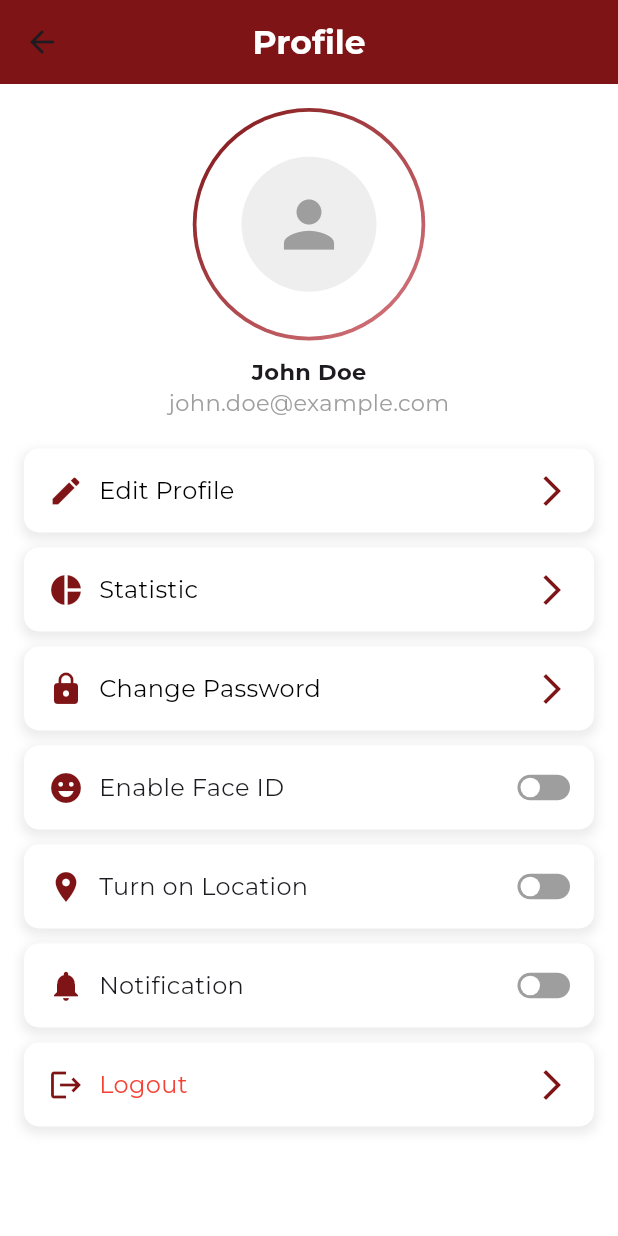
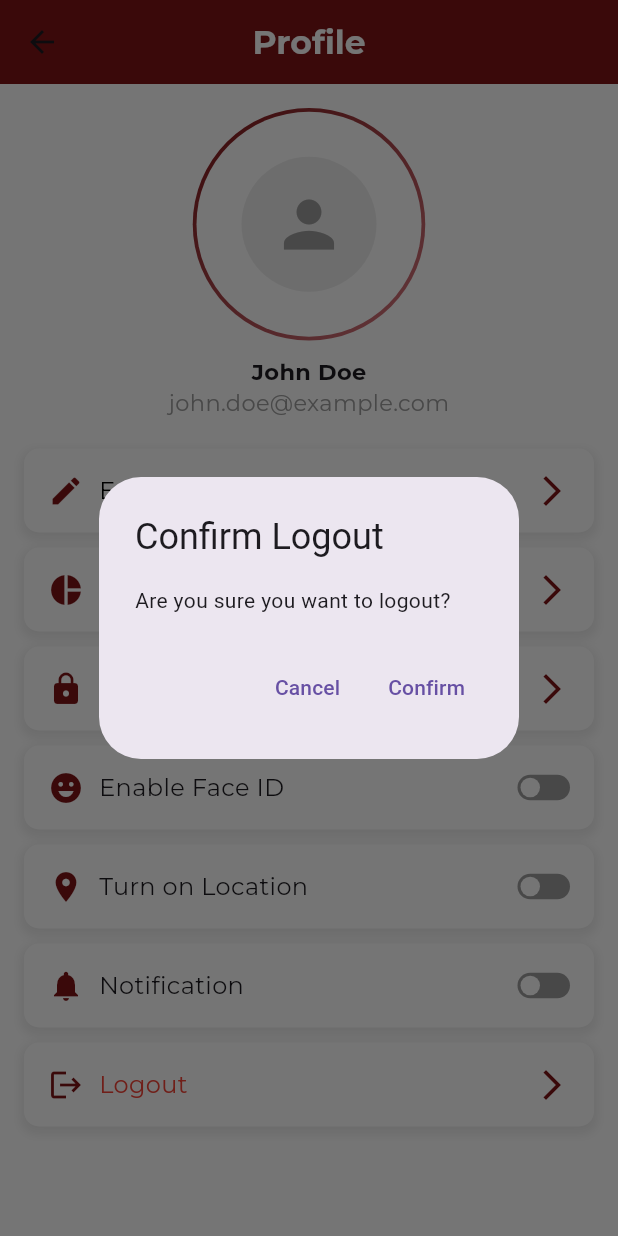
Before and after one commit to Pixoustech/TTM, a Flutter app: the ProfilePage screen opened directly, after a tap on "Logout", on a phone screen of 412 x 824 dp. Run offline on Flutter 3.47's test engine with Material 3 defaults, Android fonts, the light colour scheme and no system bars; drawn by our look-alikes of flutter_switch; our stand-ins replace dio, dotted_border, flutter_map, flutter_secure_storage, geocoding, google_fonts and 7 more; missing offline and left inert: flutter_face_api_beta; accounts and stored records are empty; network calls fail.

Commit message:
30-10-2024

```diff
--- a/ttm/lib/Navigation_page.dart
+++ b/ttm/lib/Navigation_page.dart
@@ -1,6 +1,6 @@
 import 'package:flutter/material.dart';
 import 'package:google_fonts/google_fonts.dart';
-import 'Calender_page.dart';
+import 'Calender_page/Calender_page.dart';
 import 'Constant.dart';
 import 'Home_Page/Home_page.dart';
 import 'Profile_page.dart';
--- a/ttm/lib/Profile_page.dart
+++ b/ttm/lib/Profile_page.dart
@@ -1,7 +1,12 @@
 import 'package:flutter/material.dart';
 import 'package:flutter_switch/flutter_switch.dart';
 import 'package:google_fonts/google_fonts.dart';
+import 'package:shared_preferences/shared_preferences.dart'; // Import for SharedPreferences
+import 'package:flutter_secure_storage/flutter_secure_storage.dart'; // Import for secure storage
+import 'package:local_auth/local_auth.dart'; // Import for biometric authentication
 import 'package:ttm/Constant.dart';
+import 'Login_Page/login_page.dart';
+import 'Navigation_page.dart'; // Make sure you have this file
 
 class ProfilePage extends StatefulWidget {
   @override
@@ -12,6 +17,60 @@ class _ProfilePageState extends State<ProfilePage> {
   bool _useFaceId = false; // Track Face ID toggle state
   bool _locationEnabled = false; // Track Location toggle state
   bool _notificationsEnabled = false; // Track Notifications toggle state
+  final LocalAuthentication auth = LocalAuthentication();
+  final FlutterSecureStorage secureStorage = FlutterSecureStorage();
+
+  @override
+  void initState() {
+    super.initState();
+    _loadFaceIdPreference(); // Load Face ID preference when the profile page is initialized
+    _attemptBiometricLogin(); // Attempt biometric login if Face ID is enabled
+  }
+
+  Future<void> _loadFaceIdPreference() async {
+    SharedPreferences prefs = await SharedPreferences.getInstance();
+    setState(() {
+      _useFaceId = prefs.getBool('useFaceId') ?? false; // Load Face ID preference
+    });
+  }
+
+  Future<void> _attemptBiometricLogin() async {
+    SharedPreferences prefs = await SharedPreferences.getInstance();
+    bool useFaceId = prefs.getBool('useFaceId') ?? false;
+
+    if (useFaceId) {
+      // Check if the device supports biometric authentication
+      bool canCheckBiometrics = await auth.canCheckBiometrics;
+      if (canCheckBiometrics) {
+        // Attempt to authenticate
+        bool authenticated = await auth.authenticate(
+          localizedReason: 'Please authenticate to log in',
+          options: const AuthenticationOptions(
+            useErrorDialogs: true,
+            stickyAuth: true,
+          ),
+        );
+
+        if (authenticated) {
+          // If authentication is successful, retrieve stored credentials
+          String? username = await secureStorage.read(key: 'username');
+          String? password = await secureStorage.read(key: 'password');
+
+          // Perform login with stored credentials
+          if (username != null && password != null) {
+            // Call your login method here with the stored credentials
+            // Assuming you have a method to handle login
+            // await _apiService.login(username, password);
+            // Navigate to the next screen
+            Navigator.pushReplacement(
+              context,
+              MaterialPageRoute(builder: (context) => Navigation()),
+            );
+          }
+        }
+      }
+    }
+  }
 
   @override
   Widget build(BuildContext context) {
@@ -35,35 +94,20 @@ class _ProfilePageState extends State<ProfilePage> {
           child: Column(
             mainAxisAlignment: MainAxisAlignment.center,
             children: [
-              // Profile Picture at the Center
               _buildUserProfile(),
               SizedBox(height: 20),
-
-              // Edit Profile Box
               _buildEditProfileBox(context),
               SizedBox(height: 10),
-
-              // Statistic Profile Box
               _buildStatisticBox(context),
               SizedBox(height: 10),
-
-              // Change Password Profile Box
               _buildChangePassBox(context),
               SizedBox(height: 10),
-
-              // Enable Face ID Profile Box
               _buildEnableFaceIDBox(context),
               SizedBox(height: 10),
-
-              // Location Profile Box
               _buildLocationBox(context),
               SizedBox(height: 10),
-
-              // Notification Profile Box
               _buildNotificationBox(context),
               SizedBox(height: 10),
-
-              // Logout Box
               _buildLogoutBox(context),
             ],
           ),
@@ -72,15 +116,12 @@ class _ProfilePageState extends State<ProfilePage> {
     );
   }
 
-  // Function to create the user profile section
   Widget _buildUserProfile() {
     return Column(
       children: [
-        // Outer Circle with Gradient Border
         Stack(
           alignment: Alignment.center,
           children: [
-            // Outer gradient border
             Container(
               width: 155,
               height: 155,
@@ -97,7 +138,6 @@ class _ProfilePageState extends State<ProfilePage> {
                 ),
               ),
             ),
-            // Inner Circle with a solid background
             Container(
               width: 150,
               height: 150,
@@ -106,7 +146,6 @@ class _ProfilePageState extends State<ProfilePage> {
                 color: Colors.white,
               ),
             ),
-            // Inner CircleAvatar with padding
             Container(
               padding: EdgeInsets.all(9),
               child: CircleAvatar(
@@ -137,7 +176,6 @@ class _ProfilePageState extends State<ProfilePage> {
     );
   }
 
-  // Function to create the Edit Profile box
   Widget _buildEditProfileBox(BuildContext context) {
     return GestureDetector(
       onTap: () {
@@ -211,8 +249,6 @@ class _ProfilePageState extends State<ProfilePage> {
     );
   }
 
-
-  // Function to create the Enable Face ID box with a toggle button
   Widget _buildEnableFaceIDBox(BuildContext context) {
     return _buildToggleBox(
       context,
@@ -223,11 +259,11 @@ class _ProfilePageState extends State<ProfilePage> {
         setState(() {
           _useFaceId = value; // Update toggle state
         });
+        _saveFaceIdPreference(value); // Save Face ID preference
       },
     );
   }
 
-  // Function to create the LocationBox with a toggle button
   Widget _buildLocationBox(BuildContext context) {
     return _buildToggleBox(
       context,
@@ -242,7 +278,6 @@ class _ProfilePageState extends State<ProfilePage> {
     );
   }
 
-  // Function to create the Notification Box with a toggle button
   Widget _buildNotificationBox(BuildContext context) {
     return _buildToggleBox(
       context,
@@ -257,7 +292,6 @@ class _ProfilePageState extends State<ProfilePage> {
     );
   }
 
-  // Helper function to create toggle boxes
   Widget _buildToggleBox(BuildContext context, IconData icon, String title, bool value, Function(bool) onToggle) {
     return Container(
       padding: EdgeInsets.all(16.0),
@@ -306,7 +340,7 @@ class _ProfilePageState extends State<ProfilePage> {
   Widget _buildLogoutBox(BuildContext context) {
     return GestureDetector(
       onTap: () {
-        // Handle Logout action
+        _showLogoutConfirmationDialog(context); // Show confirmation dialog
       },
       child: _buildProfileBox(
         context,
@@ -316,4 +350,49 @@ class _ProfilePageState extends State<ProfilePage> {
       ),
     );
   }
+
+  // Method to show the logout confirmation dialog
+  Future<void> _showLogoutConfirmationDialog(BuildContext context) async {
+    return showDialog<void>(
+      context: context,
+      barrierDismissible: false, // User must tap button to exit
+      builder: (BuildContext context) {
+        return AlertDialog(
+          title: Text('Confirm Logout'),
+          content: Text('Are you sure you want to logout?'),
+          actions: [
+            TextButton(
+              child: Text('Cancel'),
+              onPressed: () {
+                Navigator.of(context).pop(); // Close the dialog
+              },
+            ),
+            TextButton(
+              child: Text('Confirm'),
+              onPressed: () {
+                logout(context); // Call the logout method
+                Navigator.of(context).pop(); // Close the dialog
+              },
+            ),
+          ],
+        );
+      },
+    );
+  }
+
+  // Method to handle logout
+  Future<void> logout(BuildContext context) async {
+    SharedPreferences prefs = await SharedPreferences.getInstance();
+    await prefs.remove('userToken'); // Remove token to log the user out
+    Navigator.pushReplacement(
+      context,
+      MaterialPageRoute(builder: (context) => LoginPage()),
+    );
+  }
+
+  // Method to save Face ID preference
+  Future<void> _saveFaceIdPreference(bool value) async {
+    SharedPreferences prefs = await SharedPreferences.getInstance();
+    await prefs.setBool('useFaceId', value); // Save Face ID preference
+  }
 }
--- a/ttm/lib/main.dart
+++ b/ttm/lib/main.dart
@@ -12,7 +12,7 @@ class MyApp extends StatelessWidget {
   Widget build(BuildContext context) {
     return MaterialApp(
       debugShowCheckedModeBanner: false,
-      title: 'My App',
+      title: 'TTM',
       theme: ThemeData(
         primarySwatch: Colors.blue,
       ),
```
Also changed, not shown: ttm/lib/Calender_page/Calender_page.dart (+27 -10 lines), ttm/lib/Calender_page/model.dart (added, +21 -0 lines), ttm/lib/Login_Page/login_page.dart (+10 -1 lines), ttm/pubspec.yaml (+7 -5 lines), ttm/pubspec.lock, 11 other files.
